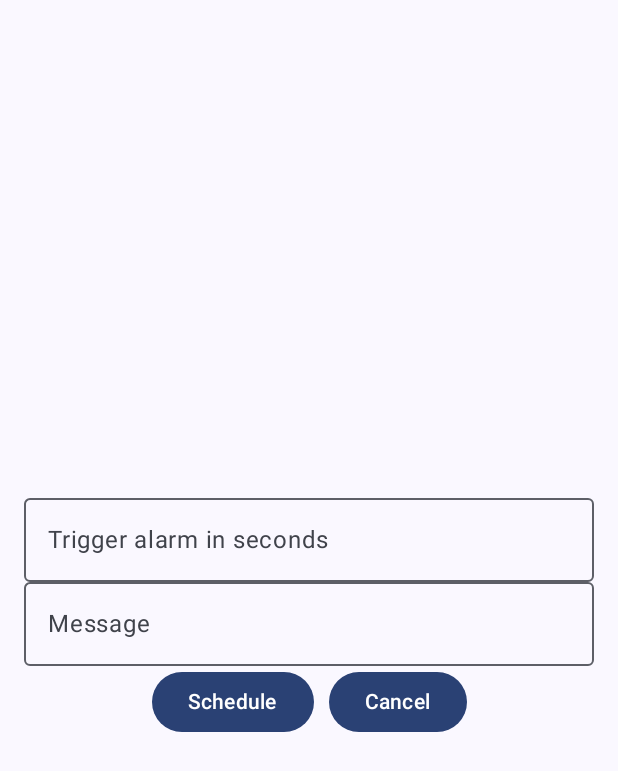
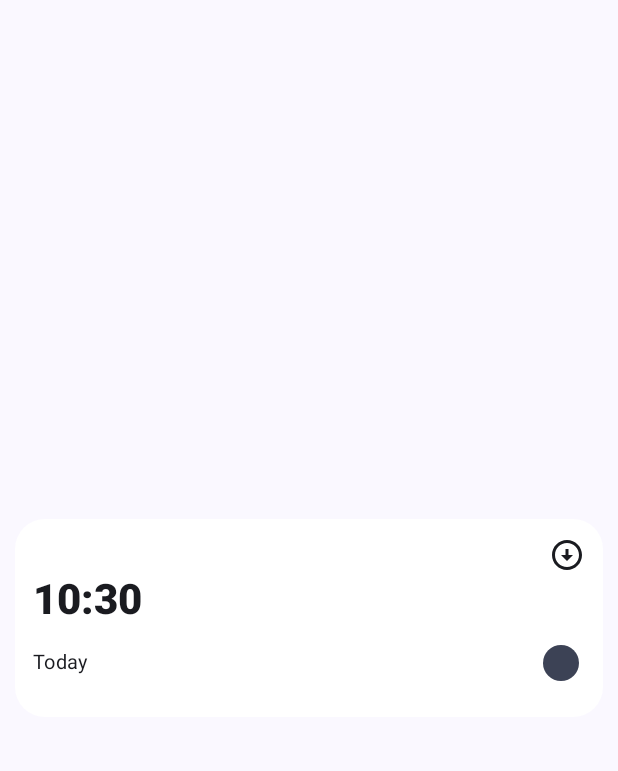
Before and after one commit to EvgenyPlaksin/Material3Clock, an Android app built with Jetpack Compose: the screen it shows after launch (MainActivity), on a phone screen of 412 x 824 dp. Shown: the top 771 px of the screen. Run offline under Robolectric (Android 15) with nearby library versions, the phone set to English and light mode, and no system bars; our stand-ins replace Dagger/Hilt's generated code, Room's generated code.

Commit message:
create alarm composable

```diff
--- a/app/src/main/java/com/lnight/material3clock/alarm_feature/domain/model/AlarmItem.kt
+++ b/app/src/main/java/com/lnight/material3clock/alarm_feature/domain/model/AlarmItem.kt
@@ -10,5 +10,6 @@ data class AlarmItem(
     val timestamp: Long,
     val label: String?,
     val repeatDays: List<String>,
-    val isActive: Boolean
+    val isActive: Boolean,
+    val nextDay: String?
 )
--- a/app/src/main/java/com/lnight/material3clock/alarm_feature/presentation/AlarmScreen.kt
+++ b/app/src/main/java/com/lnight/material3clock/alarm_feature/presentation/AlarmScreen.kt
@@ -5,79 +5,62 @@ import androidx.compose.material3.Button
 import androidx.compose.material3.ExperimentalMaterial3Api
 import androidx.compose.material3.OutlinedTextField
 import androidx.compose.material3.Text
-import androidx.compose.runtime.Composable
-import androidx.compose.runtime.mutableStateOf
-import androidx.compose.runtime.getValue
-import androidx.compose.runtime.setValue
+import androidx.compose.runtime.*
 import androidx.compose.runtime.saveable.rememberSaveable
+import androidx.compose.ui.Alignment
 import androidx.compose.ui.Modifier
 import androidx.compose.ui.platform.LocalContext
 import androidx.compose.ui.unit.dp
 import androidx.hilt.navigation.compose.hiltViewModel
 import com.lnight.material3clock.alarm_feature.data.alarm_scheduler.AndroidAlarmScheduler
 import com.lnight.material3clock.alarm_feature.domain.model.AlarmItem
+import com.lnight.material3clock.alarm_feature.presentation.components.Alarm
+import com.lnight.material3clock.core.Day
 import java.time.LocalDateTime
 import java.time.ZoneId
 
-@OptIn(ExperimentalMaterial3Api::class)
 @Composable
 fun AlarmScreen(
     viewModel: AlarmViewModel = hiltViewModel()
 ) {
-    val scheduler = AndroidAlarmScheduler(LocalContext.current)
-    var alarmItem: AlarmItem? = null
-    var secondsText by rememberSaveable {
-        mutableStateOf("")
-    }
-    var message by rememberSaveable {
-        mutableStateOf("")
-    }
-    Column(
-        modifier = Modifier
-            .fillMaxSize()
-            .padding(16.dp),
-        verticalArrangement = Arrangement.Center
+    Box(
+       modifier = Modifier.fillMaxSize().padding(horizontal = 10.dp),
+       contentAlignment = Alignment.Center
     ) {
-        OutlinedTextField(
-            value = secondsText,
-            onValueChange = { secondsText = it },
-            modifier = Modifier.fillMaxWidth(),
-            placeholder = {
-                Text(text = "Trigger alarm in seconds")
+        var item by remember {
+            mutableStateOf(
+            AlarmStateItem(
+                id = 0,
+                dateTime = LocalDateTime.now().plusDays(1),
+                label = "test",
+                repeatDays = listOf(Day.FRIDAY, Day.MONDAY),
+                isActive = true,
+                isDetailsVisible = false,
+                nextDay = Day.MONDAY
+            ) )
+        }
+        Alarm(
+            item = item,
+            onLabelClick = {
+                           println("onLabel click")
+            },
+            onDeleteClick = {
+                println("onDelete click")
+            },
+            onChangeTimeClick = {
+                println("onChange click")
+            },
+            onAlarmClick = {
+                item = item.copy(isDetailsVisible = !item.isDetailsVisible)
+                println("onAlarm click")
+            },
+            onChangeIsActive = {
+                item = item.copy(isActive = !item.isActive)
+                println("onChange click")
+            },
+            onRepeatDaysChange = { _, _ ->
+                println("onRepeatDaysChange")
             }
         )
-        OutlinedTextField(
-            value = message,
-            onValueChange = { message = it },
-            modifier = Modifier.fillMaxWidth(),
-            placeholder = {
-                Text(text = "Message")
-            }
-        )
-        Row(
-            modifier = Modifier.fillMaxWidth(),
-            horizontalArrangement = Arrangement.Center
-        ) {
-            Button(onClick = {
-                alarmItem = AlarmItem(
-                    timestamp = LocalDateTime.now()
-                        .plusSeconds(secondsText.toLongOrNull() ?: 5).atZone(ZoneId.systemDefault()).toEpochSecond(),
-                    label = message.ifBlank { null },
-                    repeatDays = emptyList(),
-                    isActive = true
-                )
-                alarmItem?.let(scheduler::schedule)
-                secondsText = ""
-                message = ""
-            }) {
-                Text(text = "Schedule")
-            }
-            Spacer(modifier = Modifier.width(10.dp))
-            Button(onClick = {
-                alarmItem?.let(scheduler::cancel)
-            }) {
-                Text(text = "Cancel")
-            }
-        }
     }
 }
--- a/app/src/main/java/com/lnight/material3clock/alarm_feature/presentation/AlarmStateItem.kt
+++ b/app/src/main/java/com/lnight/material3clock/alarm_feature/presentation/AlarmStateItem.kt
@@ -1,13 +1,14 @@
 package com.lnight.material3clock.alarm_feature.presentation
 
-import com.lnight.material3clock.core.Days
+import com.lnight.material3clock.core.Day
 import java.time.LocalDateTime
 
 data class AlarmStateItem(
     val id: Int,
     val dateTime: LocalDateTime,
     val label: String?,
-    val repeatDays: List<Days>,
+    val repeatDays: List<Day>,
     val isActive: Boolean,
-    val isDetailsVisible: Boolean
+    val isDetailsVisible: Boolean,
+    val nextDay: Day?
 )
--- a/app/src/main/java/com/lnight/material3clock/alarm_feature/presentation/UiEvent.kt
+++ b/app/src/main/java/com/lnight/material3clock/alarm_feature/presentation/UiEvent.kt
@@ -5,4 +5,5 @@ import java.time.LocalTime
 sealed interface UiEvent {
     class ShowSnackBar(val text: String): UiEvent
     class ShowTimePickerDialog(val time: LocalTime): UiEvent
+    class ShowChangeLabelDialog(val text: String): UiEvent
 }
--- /dev/null
+++ b/app/src/main/java/com/lnight/material3clock/alarm_feature/presentation/components/Alarm.kt
@@ -0,0 +1,203 @@
+package com.lnight.material3clock.alarm_feature.presentation.components
+
+import androidx.compose.animation.*
+import androidx.compose.foundation.background
+import androidx.compose.foundation.border
+import androidx.compose.foundation.clickable
+import androidx.compose.foundation.layout.*
+import androidx.compose.foundation.lazy.LazyRow
+import androidx.compose.foundation.lazy.items
+import androidx.compose.foundation.shape.CircleShape
+import androidx.compose.foundation.shape.RoundedCornerShape
+import androidx.compose.material.icons.Icons
+import androidx.compose.material.icons.filled.ArrowCircleDown
+import androidx.compose.material.icons.filled.ArrowCircleUp
+import androidx.compose.material.icons.filled.Delete
+import androidx.compose.material.icons.outlined.Label
+import androidx.compose.material3.*
+import androidx.compose.runtime.*
+import androidx.compose.ui.Alignment
+import androidx.compose.ui.Modifier
+import androidx.compose.ui.draw.clip
+import androidx.compose.ui.graphics.Color
+import androidx.compose.ui.text.font.FontWeight
+import androidx.compose.ui.unit.dp
+import androidx.compose.ui.unit.sp
+import com.lnight.material3clock.alarm_feature.presentation.AlarmStateItem
+import com.lnight.material3clock.core.Day
+import java.time.LocalDateTime
+import java.util.*
+
+@Composable
+fun Alarm(
+    item: AlarmStateItem,
+    onLabelClick: (AlarmStateItem) -> Unit,
+    onDeleteClick: (AlarmStateItem) -> Unit,
+    onChangeTimeClick: (AlarmStateItem) -> Unit,
+    onAlarmClick: (AlarmStateItem) -> Unit,
+    onChangeIsActive: (AlarmStateItem) -> Unit,
+    onRepeatDaysChange: (AlarmStateItem, List<Day>) -> Unit,
+    modifier: Modifier = Modifier
+) {
+    val textColor by animateColorAsState(
+        if (item.isActive) MaterialTheme.colorScheme.onSurface else Color(0xFF858585)
+    )
+    Box(
+        modifier = modifier
+            .fillMaxWidth()
+            .clip(RoundedCornerShape(20.dp))
+            .clickable { onAlarmClick(item) }
+            .background(MaterialTheme.colorScheme.onSecondary)
+    ) {
+        Column(
+            modifier = Modifier.padding(12.dp)
+        ) {
+            Row(
+                modifier = Modifier.fillMaxWidth(),
+                horizontalArrangement = Arrangement.SpaceBetween
+            ) {
+                if (item.isDetailsVisible) {
+                    if (item.label != null) {
+                        Text(
+                            text = item.label,
+                            fontSize = 13.sp,
+                            color = textColor
+                        )
+                    } else {
+                        Row(
+                            modifier = Modifier
+                                .fillMaxWidth()
+                                .clickable { onLabelClick(item) }
+                        ) {
+                            Icon(
+                                imageVector = Icons.Outlined.Label,
+                                contentDescription = "Add Label",
+                                tint = MaterialTheme.colorScheme.secondary
+                            )
+                            Spacer(modifier = Modifier.width(6.dp))
+                            Text(
+                                text = "Add label",
+                                fontSize = 13.sp,
+                                color = MaterialTheme.colorScheme.surfaceTint
+                            )
+                        }
+                    }
+                } else {
+                    Spacer(modifier = Modifier.width(20.dp))
+                }
+                Icon(
+                    imageVector = if (item.isDetailsVisible) Icons.Default.ArrowCircleUp else Icons.Default.ArrowCircleDown,
+                    contentDescription = if (item.isDetailsVisible) "Hide details section" else "Show details section",
+                    tint = MaterialTheme.colorScheme.onSurface,
+                    modifier = Modifier
+                        .clip(CircleShape)
+                        .clickable { onAlarmClick(item) }
+                )
+            }
+            Spacer(modifier = Modifier.width(12.dp))
+            Text(
+                text = "${item.dateTime.hour}:${item.dateTime.minute}",
+                style = MaterialTheme.typography.headlineMedium,
+                color = textColor,
+                fontWeight = if (item.isDetailsVisible) FontWeight.Bold else FontWeight.ExtraBold,
+                modifier = Modifier.clickable { onChangeTimeClick(item) }
+            )
+            Spacer(modifier = Modifier.width(12.dp))
+            Row(
+                modifier = Modifier.fillMaxWidth(),
+                horizontalArrangement = Arrangement.SpaceBetween,
+                verticalAlignment = Alignment.CenterVertically
+            ) {
+                var scheduledText by remember {
+                    mutableStateOf("")
+                }
+                scheduledText = if (item.nextDay == null && !item.isActive) {
+                    "Not scheduled"
+                } else if (item.isActive) {
+                    "Today"
+                } else if (item.nextDay?.name == LocalDateTime.now().plusDays(1).dayOfWeek.name) {
+                    "Tomorrow"
+                } else {
+                    item.nextDay?.name?.lowercase()?.replaceFirstChar {
+                        if (it.isLowerCase()) it.titlecase(
+                            Locale.getDefault()
+                        ) else it.toString()
+                    } ?: "Unknown"
+                }
+                Text(
+                    text = scheduledText,
+                    fontSize = 13.sp,
+                    color = textColor
+                )
+                Switch(
+                    checked = item.isActive,
+                    onCheckedChange = { onChangeIsActive(item) },
+                    colors = SwitchDefaults.colors(
+                        checkedThumbColor = MaterialTheme.colorScheme.secondary,
+                        checkedTrackColor = MaterialTheme.colorScheme.onPrimary
+                    )
+                )
+            }
+                AnimatedVisibility(
+                    visible = item.isDetailsVisible,
+                    enter = fadeIn() + slideInVertically(),
+                    exit = fadeOut() + slideOutVertically()
+                ) {
+                    Column {
+
+                        LazyRow(
+                            modifier = Modifier.fillMaxWidth()
+                        ) {
+                            items(Day.values()) {
+                                Box(
+                                    modifier = Modifier
+                                        .size(35.dp)
+                                        .border(
+                                            color = if (item.repeatDays.contains(it)) MaterialTheme.colorScheme.primary else MaterialTheme.colorScheme.onSurface,
+                                            width = 1.dp,
+                                            shape = CircleShape
+                                        )
+                                        .clip(CircleShape)
+                                        .background(if (item.repeatDays.contains(it)) MaterialTheme.colorScheme.primary else MaterialTheme.colorScheme.onSecondary)
+                                        .clickable {
+                                            val newList = mutableListOf<Day>()
+                                            item.repeatDays.forEach { day ->
+                                                if (it != day) newList.add(day)
+                                            }
+                                            onRepeatDaysChange(item, newList)
+                                        }
+                                        .padding(5.dp),
+                                    contentAlignment = Alignment.Center
+                                ) {
+                                    Text(
+                                        text = it.name.toList().first().toString(),
+                                        style = MaterialTheme.typography.bodyLarge,
+                                        color = if (item.repeatDays.contains(it)) MaterialTheme.colorScheme.onPrimary else MaterialTheme.colorScheme.onSurface
+                                    )
+                                }
+                                Spacer(modifier = Modifier.width(6.dp))
+                            }
+                        }
+                        Spacer(modifier = Modifier.height(14.dp))
+                        Row(
+                            modifier = Modifier.clickable { onDeleteClick(item) },
+                            horizontalArrangement = Arrangement.Center,
+                            verticalAlignment = Alignment.CenterVertically
+                        ) {
+                            Icon(
+                                imageVector = Icons.Default.Delete,
+                                contentDescription = "Delete Alarm",
+                                tint = MaterialTheme.colorScheme.secondary
+                            )
+                            Spacer(modifier = Modifier.width(5.dp))
+                            Text(
+                                text = "Delete",
+                                fontSize = 14.sp,
+                                color = MaterialTheme.colorScheme.onSurface
+                            )
+                        }
+                    }
+                }
+        }
+    }
+}
--- a/app/src/main/java/com/lnight/material3clock/core/ClockDatabase.kt
+++ b/app/src/main/java/com/lnight/material3clock/core/ClockDatabase.kt
@@ -8,7 +8,7 @@ import com.lnight.material3clock.alarm_feature.domain.model.AlarmItem
 
 @Database(
     entities = [AlarmItem::class],
-    version = 2,
+    version = 3,
     exportSchema = true
 )
 @TypeConverters(Converters::class)
--- a/app/src/main/java/com/lnight/material3clock/core/Days.kt
+++ b/app/src/main/java/com/lnight/material3clock/core/Day.kt
@@ -1,6 +1,6 @@
 package com.lnight.material3clock.core
 
-enum class Days {
+enum class Day {
     SUNDAY,
     MONDAY,
     TUESDAY,
--- a/app/src/main/java/com/lnight/material3clock/core/Extensions.kt
+++ b/app/src/main/java/com/lnight/material3clock/core/Extensions.kt
@@ -33,6 +33,7 @@ fun AlarmStateItem.toAlarmItem(): AlarmItem {
         timestamp = dateTime.atZone(ZoneId.systemDefault()).toEpochSecond(),
         label = label,
         repeatDays = newDays,
-        isActive = isActive
+        isActive = isActive,
+        nextDay = nextDay?.name
     )
 }
```
Also changed, not shown: app/src/main/java/com/lnight/material3clock/alarm_feature/presentation/AlarmViewModel.kt (+33 -0 lines), app/src/main/java/com/lnight/material3clock/alarm_feature/presentation/AlarmsEvent.kt (+6 -2 lines), app/src/main/java/com/lnight/material3clock/alarm_feature/receivers/AlarmReceiver.kt (+10 -4 lines), 1 other file.
